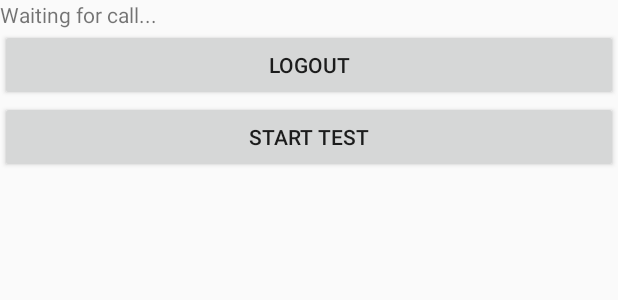
After one commit to diarmaidlindsay/TuraraLoadTest, an Android app: the layout activity_main.xml on its own in the app's theme, with its tools: preview values and no code run, on a phone screen of 412 x 824 dp. The commit adds this screen. Shown: the top 300 px of the screen. Run offline under Robolectric (Android 15) with nearby library versions, the phone set to English and light mode, and no system bars; network calls fail.

Commit message:
Main Screen layout and basic functionality

```diff
--- a/app/src/main/java/jp/pulseanddecibels/tularaloadtest/util/VolleyOperator.java
+++ b/app/src/main/java/jp/pulseanddecibels/tularaloadtest/util/VolleyOperator.java
@@ -1,6 +1,7 @@
 package jp.pulseanddecibels.tularaloadtest.util;
 
 import android.content.Context;
+import android.widget.Toast;
 
 import com.android.volley.AuthFailureError;
 import com.android.volley.DefaultRetryPolicy;
@@ -55,6 +56,7 @@ public class VolleyOperator {
         Response.Listener ok = new Response.Listener() {
             @Override
             public void onResponse(Object response) {
+                Toast.makeText(context, "Logout Successful", Toast.LENGTH_SHORT).show();
             }
         };
 
@@ -62,6 +64,7 @@ public class VolleyOperator {
         Response.ErrorListener err = new Response.ErrorListener() {
             @Override
             public void onErrorResponse(VolleyError error) {
+                Toast.makeText(context, "Logout Failed", Toast.LENGTH_SHORT).show();
             }
         };
 
--- a/app/src/main/res/layout/activity_login.xml
+++ b/app/src/main/res/layout/activity_login.xml
@@ -18,8 +18,8 @@
         android:gravity="center"
         android:padding="10dp"
         android:inputType="text"
+        android:text="diarmaid01"
         android:hint="Username">
-
         <requestFocus/>
     </EditText>
 
@@ -30,6 +30,7 @@
         android:gravity="center"
         android:padding="10dp"
         android:inputType="textVisiblePassword"
+        android:text="8BKZ\"
         android:hint="Password"/>
 
     <Button
--- /dev/null
+++ b/app/src/main/res/layout/activity_main.xml
@@ -0,0 +1,26 @@
+<?xml version="1.0" encoding="utf-8"?>
+<LinearLayout xmlns:android="http://schemas.android.com/apk/res/android"
+              android:orientation="vertical"
+              android:layout_width="match_parent"
+              android:layout_height="match_parent">
+
+    <TextView
+        android:id="@+id/text_status"
+        android:text="Waiting for call..."
+        android:layout_width="match_parent"
+        android:layout_height="wrap_content"/>
+
+    <Button
+        android:id="@+id/button_logout"
+        android:text="Logout"
+        android:layout_width="match_parent"
+        android:layout_height="wrap_content"
+        android:layout_gravity="center"/>
+
+    <Button
+        android:id="@+id/button_start_test"
+        android:text="Start Test"
+        android:layout_width="match_parent"
+        android:layout_height="wrap_content"
+        android:layout_gravity="center"/>
+</LinearLayout>
```
Also changed, not shown: app/src/main/java/jp/pulseanddecibels/tularaloadtest/activity/MainActivity.java (+33 -0 lines).
